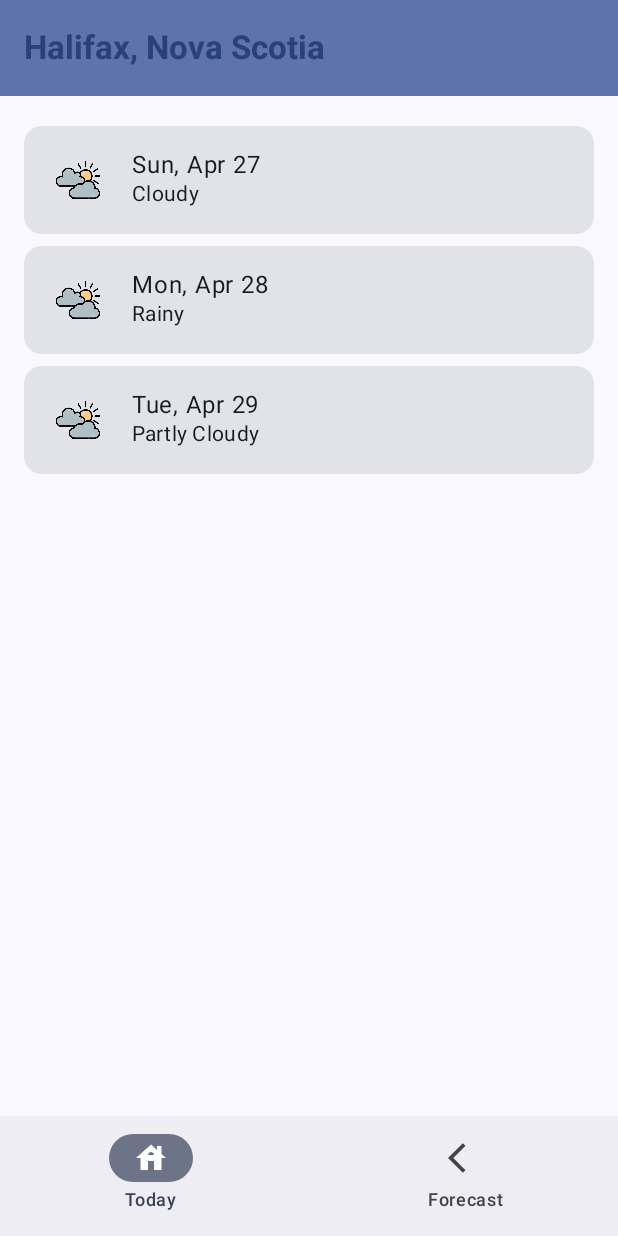
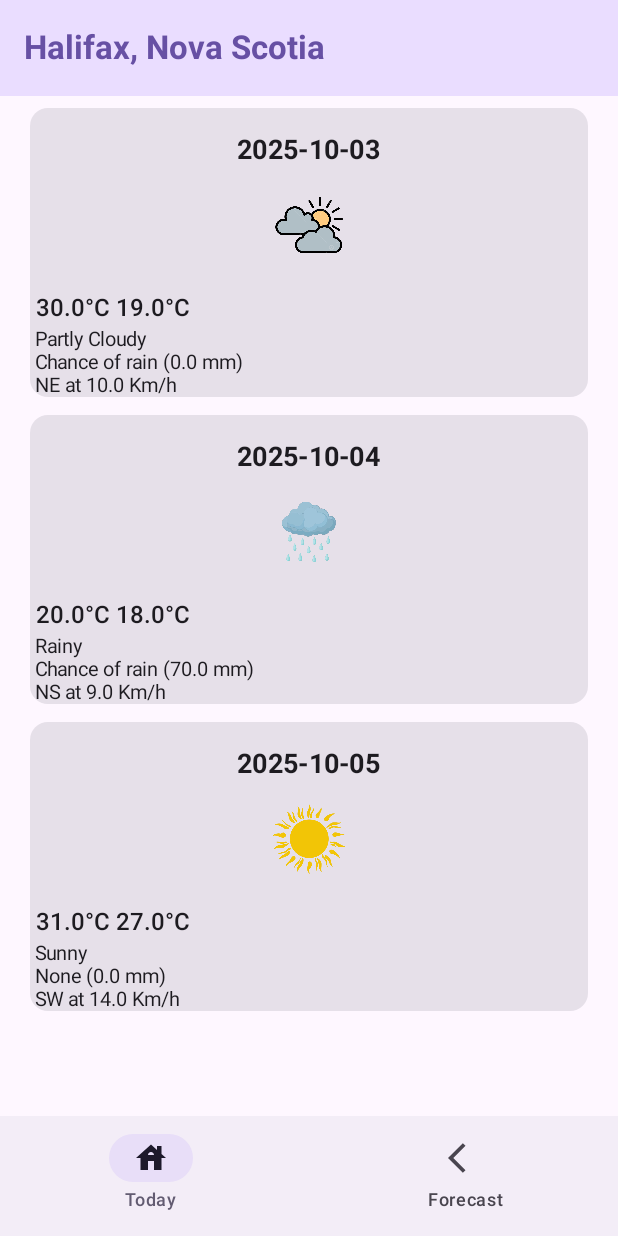
Before and after one commit to EmillyHol/Weather-Project, an Android app built with Jetpack Compose: the DailyForecastScreen screen opened through its navigation route, on a phone screen of 412 x 824 dp. Run offline under Robolectric (Android 15) with nearby library versions, the phone set to English and light mode, and no system bars.

Commit message:
Ass1Done

```diff
--- a/app/src/main/java/com/example/weatherapp/MainActivity.kt
+++ b/app/src/main/java/com/example/weatherapp/MainActivity.kt
@@ -1,10 +1,9 @@
 package com.example.weatherapp
 
 import android.os.Bundle
-import android.view.Display
+
 import androidx.activity.ComponentActivity
 import androidx.activity.compose.setContent
-import androidx.activity.enableEdgeToEdge
 import androidx.compose.foundation.layout.padding
 import androidx.compose.material3.ExperimentalMaterial3Api
 import androidx.compose.material3.Icon
@@ -12,7 +11,6 @@ import androidx.compose.material3.MaterialTheme
 import androidx.compose.material3.NavigationBar
 import androidx.compose.material3.NavigationBarItem
 import androidx.compose.material3.Scaffold
-import androidx.compose.material3.Surface
 import androidx.compose.material3.Text
 import androidx.compose.material3.TopAppBar
 import androidx.compose.material3.TopAppBarDefaults
@@ -24,32 +22,33 @@ import androidx.compose.runtime.setValue
 import androidx.compose.ui.Modifier
 import androidx.compose.ui.res.painterResource
 import androidx.compose.ui.text.font.FontWeight
+import androidx.lifecycle.viewmodel.compose.viewModel
 import androidx.navigation.compose.NavHost
 import androidx.navigation.compose.composable
 import androidx.navigation.compose.rememberNavController
 import com.example.weatherapp.ui.screens.CurrentWeatherfun
 import com.example.weatherapp.ui.screens.DailyForecastScreen
-import com.example.weatherapp.ui.theme.WeatherAppTheme
+
 
 class MainActivity : ComponentActivity() {
     override fun onCreate(savedInstanceState: Bundle?) {
         super.onCreate(savedInstanceState)
         setContent {
-            WeatherAppTheme {
-                DisplayUI()
-            }
+            val mainViewModel: MainViewModel = viewModel()
+            DisplayUI(mainViewModel = mainViewModel)
         }
     }
 }
 
 @OptIn(ExperimentalMaterial3Api::class)
 @Composable
-fun DisplayUI() {
+fun DisplayUI(mainViewModel: MainViewModel) {
     val navController = rememberNavController()
     var selectedItem by remember { mutableIntStateOf(0) }
 
     Scaffold(
-        topBar = { TopAppBar(
+        topBar = {
+            TopAppBar(
                 colors = TopAppBarDefaults.topAppBarColors(
                     containerColor = MaterialTheme.colorScheme.primaryContainer,
                     titleContentColor = MaterialTheme.colorScheme.primary
@@ -86,20 +85,25 @@ fun DisplayUI() {
             }
         }
     ) { innerPadding ->
+            val weather = mainViewModel.weather
+
+            if (weather != null) {
                 NavHost(
                     navController = navController,
                     startDestination = "home",
                     modifier = Modifier.padding(innerPadding)
                 ) {
-            composable("home") { CurrentWeatherfun() }
+                    composable(route = "home") {
+                        CurrentWeatherfun(current = weather.current)
+                    }
                     composable(route = "forecast") {
-                val placeholderForecast = listOf(
-                    "Sun, Apr 27" to "Cloudy",
-                    "Mon, Apr 28" to "Rainy",
-                    "Tue, Apr 29" to "Partly Cloudy"
-                )
-                DailyForecastScreen(forecasts = placeholderForecast)
+                        DailyForecastScreen(forecast = weather.forecast)
                     }
                 }
+            } else {
+                // show loading screen or placeholder
+                Text("Loading weather data...")
+            }
+
         }
     }
--- a/app/src/main/java/com/example/weatherapp/MainViewModel.kt
+++ b/app/src/main/java/com/example/weatherapp/MainViewModel.kt
@@ -1,7 +1,33 @@
 package com.example.weatherapp
 
+import androidx.compose.runtime.getValue
+import androidx.compose.runtime.mutableStateOf
+import androidx.compose.runtime.setValue
 import androidx.lifecycle.ViewModel
+import com.example.weatherapp.models.Current
+import com.example.weatherapp.models.Forecast
+import com.example.weatherapp.models.Weather
+
 
 class MainViewModel : ViewModel(){
-    //will hold weather data
+
+    var weather by mutableStateOf<Weather?>(null)
+        private set
+    init {
+      val current = Current(
+          condition = "Sunny",
+          temperature = 22.5,
+          precipitationType = "Feels like",
+          precipitationAmount = 18.0,
+          windDirection = "SW",
+          windSpeed = 14.6,
+      )
+        val forecast = listOf(
+            Forecast("2025-10-03","Partly Cloudy", 30.0,19.0,"Chance of rain", 0.0,5, "NE",10.0,40) ,
+            Forecast("2025-10-04","Rainy", 20.0,18.0,"Chance of rain", 70.0,5, "NS",9.0,80),
+            Forecast("2025-10-05","Sunny", 31.0,27.0,"None", 0.0,0, "SW",14.0,20)
+        )
+        weather = Weather(current = current, forecast = forecast)
+    }
+
 }
--- a/app/src/main/java/com/example/weatherapp/models/Weather.kt
+++ b/app/src/main/java/com/example/weatherapp/models/Weather.kt
@@ -1,13 +1,30 @@
 package com.example.weatherapp.models
 
+
+
 data class Weather (
-    val date: String? = null,
+    val current: Current,
+    val forecast: List<Forecast>
+)
+
+data class Current(
     val condition: String,
-    val temperature: String? = null,
-    val feelsLike: String? = null,
-    val tempHigh: String? = null,
-    val tempLow: String? = null,
-    val wind: String,
-    val precipitation: String? = null,
-    val humidity: String? = null
+    val temperature: Double,
+    val precipitationType: String,
+    val precipitationAmount: Double,
+    val windDirection: String,
+    val windSpeed: Double,
 )
+
+data class Forecast(
+    val date: String,
+    val condition: String,
+    val temperatureHigh: Double,
+    val temperatureLow: Double,
+    val precipitationType: String,
+    val precipitationAmount: Double,
+    val precipitationProbability: Int,
+    val windDirection: String,
+    val windSpeed: Double,
+    val humidity: Int
+)
--- a/app/src/main/java/com/example/weatherapp/ui/screens/CurrentWeather.kt
+++ b/app/src/main/java/com/example/weatherapp/ui/screens/CurrentWeather.kt
@@ -7,17 +7,20 @@ import androidx.compose.runtime.Composable
 import androidx.compose.ui.res.painterResource
 import androidx.compose.foundation.layout.*
 import androidx.compose.foundation.layout.Arrangement
-import androidx.compose.material3.MaterialTheme
+
 import androidx.compose.material3.Text
 import androidx.compose.ui.Alignment
 import androidx.compose.ui.Modifier
 import androidx.compose.ui.graphics.Color
+import androidx.compose.ui.text.font.FontWeight
 import androidx.compose.ui.unit.dp
+import androidx.compose.ui.unit.sp
+import com.example.weatherapp.models.Current
 
 
 @Composable
 
-fun CurrentWeatherfun() {
+fun CurrentWeatherfun(current: Current) {
     Spacer(modifier = Modifier.height(16.dp))
     Column(
         modifier = Modifier.fillMaxSize()
@@ -42,10 +45,10 @@ fun CurrentWeatherfun() {
 
             Spacer(modifier = Modifier.height(16.dp))
 
-            Text(text = "Sunny")
-            Text(text = "22°C")
-            Text(text = "Feels like 18°C")
-            Text(text = "Wind Sw 14 kph")
+            Text(text = " ${current.condition}",fontSize = 17.sp)
+            Text(text = " ${current.temperature}°C",fontWeight = FontWeight.Bold, fontSize = 20.sp)
+            Text(text = " ${current.precipitationType} (${current.precipitationAmount} mm)",fontSize = 17.sp)
+            Text(text = " ${current.windDirection} at ${current.windSpeed} Km/h",fontSize = 17.sp)
         }
     }
 
--- a/app/src/main/java/com/example/weatherapp/ui/screens/DailyForecast.kt
+++ b/app/src/main/java/com/example/weatherapp/ui/screens/DailyForecast.kt
@@ -1,14 +1,19 @@
 package com.example.weatherapp.ui.screens
 
 import androidx.compose.foundation.Image
+import androidx.compose.foundation.layout.Arrangement
 import androidx.compose.foundation.layout.Column
-import androidx.compose.foundation.layout.Row
+
+import androidx.compose.foundation.lazy.items
 import androidx.compose.foundation.layout.Spacer
 import androidx.compose.foundation.layout.fillMaxSize
 import androidx.compose.foundation.layout.fillMaxWidth
+import androidx.compose.foundation.layout.height
 import androidx.compose.foundation.layout.padding
 import androidx.compose.foundation.layout.size
 import androidx.compose.foundation.layout.width
+import androidx.compose.foundation.lazy.LazyColumn
+
 import androidx.compose.material3.Card
 import androidx.compose.material3.MaterialTheme
 import androidx.compose.material3.Text
@@ -18,46 +23,73 @@ import androidx.compose.ui.Modifier
 import androidx.compose.ui.layout.ContentScale
 import com.example.weatherapp.R
 import androidx.compose.ui.res.painterResource
+import androidx.compose.ui.text.font.FontWeight
 import androidx.compose.ui.unit.dp
-
-
-val placeholderForecast = listOf(
-    "Fr, Oct 3" to "Partly Cloudy",
-    "Sat, Oct 4" to "Rainy",
-    "Sun, Oct 5" to "Sunny"
-)
+import androidx.compose.ui.unit.sp
+import com.example.weatherapp.models.Forecast
 
 
 @Composable
-fun DailyForecastScreen(forecasts: List<Pair<String, String>>) {
-    Column(
+fun DailyForecastScreen(forecast: List<Forecast>) {
+    // Vertical list for all forecast cards
+    LazyColumn(
         modifier = Modifier
             .fillMaxSize()
-            .padding(16.dp)
+            .padding(vertical = 8.dp, horizontal = 16.dp),
+        verticalArrangement = Arrangement.spacedBy(12.dp),
+        horizontalAlignment = Alignment.CenterHorizontally
     ) {
-        forecasts.forEach { (date, info) ->
-            Card(
-                modifier = Modifier
-                    .fillMaxWidth()
-                    .padding(vertical = 4.dp)
-            ) {
-                Row(
-                    modifier = Modifier.padding(16.dp),
-                    verticalAlignment = Alignment.CenterVertically
-                ) {
-                    Image(
-                        painter = painterResource(R.drawable.pcloudyimg),
-                        contentDescription = "Partly Cloudy",
-                        modifier = Modifier.size(40.dp),
-                        contentScale = ContentScale.Fit
-                    )
-                    Spacer(Modifier.width(16.dp))
-                    Column {
-                        Text(date, style = MaterialTheme.typography.bodyLarge)
-                        Text(info, style = MaterialTheme.typography.bodyMedium)
-                    }
-                }
-            }
+        items(forecast) { day ->
+            ForecastCard(day)
         }
     }
 }
+
+
+
+
+@Composable
+fun ForecastCard(day: Forecast) {
+    Card(
+        modifier = Modifier.fillMaxWidth()
+            .padding(horizontal = 4.dp),
+        shape = MaterialTheme.shapes.medium
+    ) {
+        Column(
+            modifier = Modifier.padding(16.dp) .fillMaxWidth(),
+            horizontalAlignment = Alignment.CenterHorizontally,
+            verticalArrangement = Arrangement.Center
+
+        ) {
+            Text(
+                text = day.date,
+                style = MaterialTheme.typography.titleMedium,
+                fontWeight = FontWeight.Bold,
+                fontSize = 18.sp
+            )
+            Spacer(modifier = Modifier.height(8.dp))
+
+            // Weather icon (center)
+            val icon = when (day.condition.lowercase()) {
+                "rainy" -> R.drawable.rainimg
+                "partly cloudy" -> R.drawable.pcloudyimg
+                else -> R.drawable.sunny
+            }
+
+            Image(
+                painter = painterResource(icon),
+                contentDescription = day.condition,
+                modifier = Modifier.size(60.dp),
+                contentScale = ContentScale.Fit
+            )
+        }
+        Spacer(Modifier.width(8.dp))
+        Text(text = " ${day.temperatureHigh}°C ${day.temperatureLow}°C",  fontWeight = FontWeight.Medium, fontSize = 16.sp)
+        Spacer(modifier = Modifier.height(4.dp))
+
+        Text(text = " ${day.condition}",fontSize = 13.sp)
+        Text(text = " ${day.precipitationType} (${day.precipitationAmount} mm)",fontSize = 13.sp)
+        Text(text = " ${day.windDirection} at ${day.windSpeed} Km/h",fontSize = 13.sp)
+    }
+
+}
```
Lines whose indentation alone changed are shown as unchanged.
